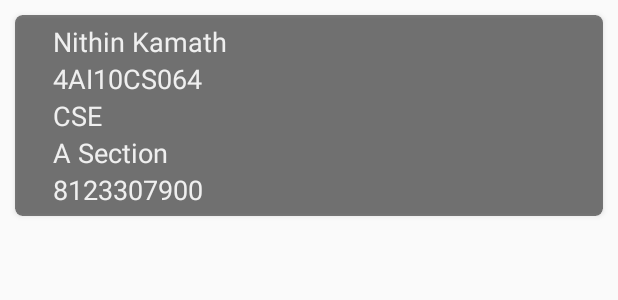
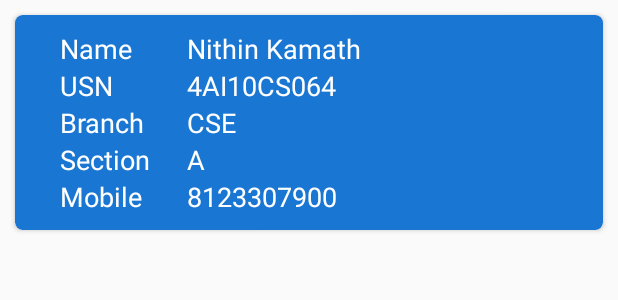
Before and after one commit to Kavyashreecm/ait-internship-android-2020, an Android app: the layout student_list_item.xml on its own in the app's theme, with its tools: preview values and no code run, on a phone screen of 412 x 824 dp. Shown: the top 300 px of the screen. Run offline under Robolectric (Android 15) with nearby library versions, the phone set to English and light mode, and no system bars.

Commit message:
DB Code Added

```diff
--- a/app/src/main/AndroidManifest.xml
+++ b/app/src/main/AndroidManifest.xml
@@ -17,9 +17,13 @@
             android:name=".StudentRegistrationActivity"
             android:label="Student Registration" />
 
-        <activity android:name=".StudentListActivity" />
+        <activity
+            android:name=".StudentListActivity"
+            android:label="Students List" />
 
-        <activity android:name=".LoginActivity">
+        <activity
+            android:name=".LoginActivity"
+            android:label="Login">
             <intent-filter>
                 <action android:name="android.intent.action.MAIN" />
                 <action android:name="android.intent.action.VIEW" />
--- a/app/src/main/java/com/capulustech/myapplication/LoginActivity.java
+++ b/app/src/main/java/com/capulustech/myapplication/LoginActivity.java
@@ -35,29 +35,22 @@ public class LoginActivity extends AppCompatActivity
                 String username = usernameET.getText().toString();
                 String password = passwordET.getText().toString();
 
-                if (username.equalsIgnoreCase("admin")
+                /*if (username.equalsIgnoreCase("admin")
                         && password.equalsIgnoreCase("admin"))
-                {
+                {*/
                     Toast.makeText(LoginActivity.this, "Login Successful",
                             Toast.LENGTH_LONG).show();
 
                     Intent intent = new Intent(LoginActivity.this,
                             StudentListActivity.class);
                     startActivity(intent);
-                }
+                /*}
                 else
                 {
                     Toast.makeText(LoginActivity.this, "Login Failed",
                             Toast.LENGTH_LONG).show();
-                }
+                }*/
             }
         });
     }
-
-    @Override
-    protected void onResume()
-    {
-        super.onResume();
-        Toast.makeText(this, "on resume", Toast.LENGTH_SHORT).show();
-    }
 }
--- a/app/src/main/java/com/capulustech/myapplication/StudentListActivity.java
+++ b/app/src/main/java/com/capulustech/myapplication/StudentListActivity.java
@@ -76,7 +76,6 @@ public class StudentListActivity extends AppCompatActivity
             startActivity(intent);
             return true;
         }
-
         return super.onOptionsItemSelected(item);
     }
 }
--- a/app/src/main/java/com/capulustech/myapplication/StudentRegistrationActivity.java
+++ b/app/src/main/java/com/capulustech/myapplication/StudentRegistrationActivity.java
@@ -437,11 +437,4 @@ public class StudentRegistrationActivity extends AppCompatActivity
         DatePickerFragment dateFragment = new DatePickerFragment();
         dateFragment.show(getSupportFragmentManager(), "datePicker");
     }
-
-    @Override
-    protected void onDestroy()
-    {
-        super.onDestroy();
-        Toast.makeText(this, "on Destroy", Toast.LENGTH_SHORT).show();
-    }
 }
--- a/app/src/main/res/anim/demo.xml
+++ b/app/src/main/res/anim/demo.xml
@@ -13,10 +13,10 @@
         android:toYScale="1.0"
         android:startOffset="3000"/>
 
-
+<!--
     <rotate
         android:duration="2000"
         android:fromDegrees="0"
-        android:toDegrees="360" />
+        android:toDegrees="360" />-->
 
 </set>
--- a/app/src/main/res/layout/activity_student_list.xml
+++ b/app/src/main/res/layout/activity_student_list.xml
@@ -3,14 +3,13 @@
     xmlns:tools="http://schemas.android.com/tools"
     android:layout_width="match_parent"
     android:layout_height="match_parent"
-    android:orientation="vertical"
-    android:background="@drawable/register_bg">
+    android:orientation="vertical">
 
     <androidx.recyclerview.widget.RecyclerView
         android:id="@+id/studentRCV"
         android:layout_width="match_parent"
         android:layout_height="wrap_content"
-        android:layout_margin="20dp"
+        android:layout_margin="10dp"
         android:layout_marginTop="50dp" />
 
 </LinearLayout>
--- a/app/src/main/res/layout/activity_student_registration.xml
+++ b/app/src/main/res/layout/activity_student_registration.xml
@@ -12,8 +12,8 @@
         <LinearLayout
             android:layout_width="match_parent"
             android:layout_height="wrap_content"
-            android:layout_marginLeft="50dp"
-            android:layout_marginRight="50dp"
+            android:layout_marginLeft="20dp"
+            android:layout_marginRight="20dp"
             android:orientation="vertical">
 
             <ImageView
@@ -178,10 +178,7 @@
                     android:background="@color/md_blue_800"
                     android:text="Register"
                     android:textColor="#FFFFFF" />
-
             </LinearLayout>
-
-
         </LinearLayout>
     </ScrollView>
 </LinearLayout>
--- a/app/src/main/res/layout/student_list_item.xml
+++ b/app/src/main/res/layout/student_list_item.xml
@@ -11,26 +11,51 @@
         android:layout_width="match_parent"
         android:layout_height="wrap_content"
         android:layout_margin="10dp"
-        android:alpha="0.5"
-        app:cardBackgroundColor="@color/black"
+        app:cardBackgroundColor="@color/md_blue_700"
         app:cardCornerRadius="5dp">
 
-        <LinearLayout
+        <TableLayout
             android:layout_width="match_parent"
             android:layout_height="wrap_content"
-            android:orientation="vertical"
-            android:padding="5dp">
+            android:padding="10dp">
 
+            <TableRow
+                android:layout_width="match_parent"
+                android:layout_height="wrap_content">
+
+                <TextView
+                    android:layout_width="wrap_content"
+                    android:layout_height="wrap_content"
+                    android:layout_marginLeft="20dp"
+                    android:alpha="1"
+                    android:text="Name "
+                    android:textColor="@color/md_white_1000"
+                    android:textSize="18sp" />
 
                 <TextView
                     android:id="@+id/studentNameTV"
-                android:layout_width="match_parent"
+                    android:layout_width="wrap_content"
                     android:layout_height="wrap_content"
                     android:layout_marginLeft="20dp"
                     android:alpha="1"
                     android:textColor="@color/md_white_1000"
                     android:textSize="18sp"
                     tools:text="Nithin Kamath" />
+
+            </TableRow>
+
+            <TableRow
+                android:layout_width="match_parent"
+                android:layout_height="wrap_content">
+
+                <TextView
+                    android:layout_width="wrap_content"
+                    android:layout_height="wrap_content"
+                    android:layout_marginLeft="20dp"
+                    android:alpha="1"
+                    android:text="USN "
+                    android:textColor="@color/md_white_1000"
+                    android:textSize="18sp" />
 
                 <TextView
                     android:id="@+id/usnTV"
@@ -41,39 +66,80 @@
                     android:textColor="@color/md_white_1000"
                     android:textSize="18sp"
                     tools:text="4AI10CS064" />
+            </TableRow>
+
+            <TableRow
+                android:layout_width="match_parent"
+                android:layout_height="wrap_content">
+
+                <TextView
+                    android:layout_width="wrap_content"
+                    android:layout_height="wrap_content"
+                    android:layout_marginLeft="20dp"
+                    android:alpha="1"
+                    android:text="Branch "
+                    android:textColor="@color/md_white_1000"
+                    android:textSize="18sp" />
 
                 <TextView
                     android:id="@+id/branchTV"
-                android:layout_width="match_parent"
+                    android:layout_width="wrap_content"
                     android:layout_height="wrap_content"
                     android:layout_marginLeft="20dp"
                     android:alpha="1"
                     android:textColor="@color/md_white_1000"
                     android:textSize="18sp"
                     tools:text="CSE" />
+            </TableRow>
+
+            <TableRow
+                android:layout_width="match_parent"
+                android:layout_height="wrap_content">
+
+                <TextView
+                    android:layout_width="wrap_content"
+                    android:layout_height="wrap_content"
+                    android:layout_marginLeft="20dp"
+                    android:alpha="1"
+                    android:text="Section "
+                    android:textColor="@color/md_white_1000"
+                    android:textSize="18sp" />
 
                 <TextView
                     android:id="@+id/sectionTV"
-                android:layout_width="match_parent"
+                    android:layout_width="wrap_content"
                     android:layout_height="wrap_content"
                     android:layout_marginLeft="20dp"
                     android:alpha="1"
                     android:textColor="@color/md_white_1000"
                     android:textSize="18sp"
-                tools:text="A Section" />
+                    tools:text="A" />
+            </TableRow>
+
+            <TableRow
+                android:layout_width="match_parent"
+                android:layout_height="wrap_content">
+
+                <TextView
+                    android:layout_width="wrap_content"
+                    android:layout_height="wrap_content"
+                    android:layout_marginLeft="20dp"
+                    android:alpha="1"
+                    android:text="Mobile "
+                    android:textColor="@color/md_white_1000"
+                    android:textSize="18sp" />
 
                 <TextView
                     android:id="@+id/mobileTV"
-                android:layout_width="match_parent"
+                    android:layout_width="wrap_content"
                     android:layout_height="wrap_content"
                     android:layout_marginLeft="20dp"
                     android:alpha="1"
                     android:textColor="@color/md_white_1000"
                     android:textSize="18sp"
                     tools:text="8123307900" />
-
-
-        </LinearLayout>
+            </TableRow>
+        </TableLayout>
     </androidx.cardview.widget.CardView>
 
 </LinearLayout>
```
Lines whose indentation alone changed are shown as unchanged.
